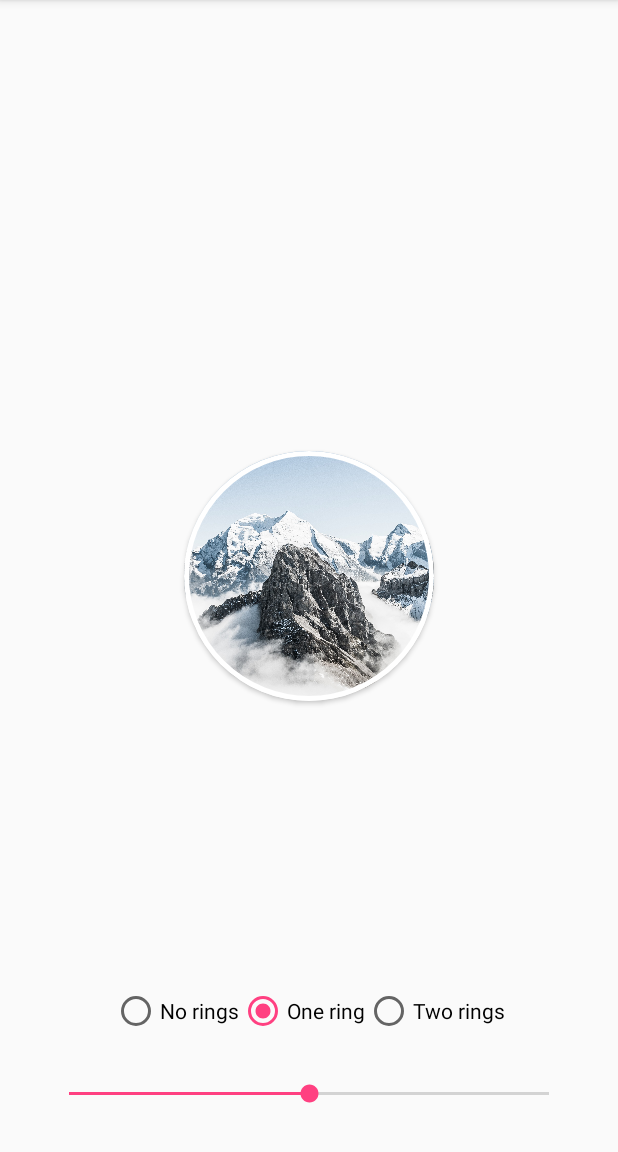
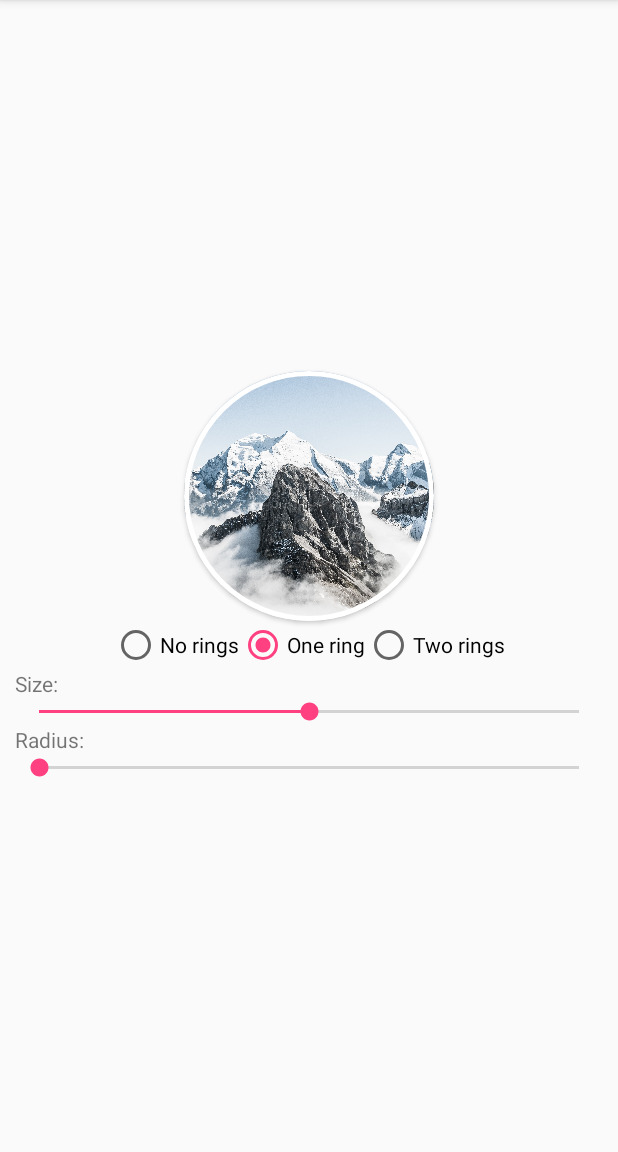
Before and after one commit to SergeySharipov/RoundedImageView, an Android app: the screen it shows after launch (MainActivity), on a phone screen of 412 x 824 dp, the part 84-1236 px from its top. Run offline under Robolectric (Android 15) with nearby library versions, the phone set to English and light mode, and no system bars.

Commit message:
Added seek bar for changing radius

```diff
--- a/app/src/main/java/ca/sharipov/sergey/roundedimageview/MainActivity.java
+++ b/app/src/main/java/ca/sharipov/sergey/roundedimageview/MainActivity.java
@@ -8,8 +8,12 @@ import android.widget.RadioGroup;
 import android.widget.SeekBar;
 
 public class MainActivity extends AppCompatActivity {
+    private static final int MIN_RADIUS = 2;
 
     private CardView cardViewForImage;
+    private SeekBar seekBarSize;
+
+    private float radius = MIN_RADIUS;
 
     @Override
     protected void onCreate(Bundle savedInstanceState) {
@@ -19,7 +23,8 @@ public class MainActivity extends AppCompatActivity {
         //ImageView roundedImageView = findViewById(R.id.rounded_image_view);
         cardViewForImage = findViewById(R.id.card_view_for_image);
 
-        setupSeekBar();
+        setupSeekBarSize();
+        setupSeekBarRadius();
 
         setupRadioGroup();
     }
@@ -29,7 +34,7 @@ public class MainActivity extends AppCompatActivity {
         radioGroup.setOnCheckedChangeListener(new RadioGroup.OnCheckedChangeListener() {
             @Override
             public void onCheckedChanged(RadioGroup radioGroup, int i) {
-                switch (radioGroup.getCheckedRadioButtonId()){
+                switch (radioGroup.getCheckedRadioButtonId()) {
                     case R.id.radio_btn_no_rings:
                         cardViewForImage.setForeground(null);
                         break;
@@ -44,16 +49,16 @@ public class MainActivity extends AppCompatActivity {
         });
     }
 
-    private void setupSeekBar() {
-        SeekBar seekBar = findViewById(R.id.seek_bar);
+    private void setupSeekBarSize() {
+        seekBarSize = findViewById(R.id.seek_bar_size);
 
-        seekBar.setMax(100);
+        seekBarSize.setMax(100);
 
         int progress = 50;
-        seekBar.setProgress(progress);
+        seekBarSize.setProgress(progress);
         setRoundedImageViewSize(progress * 5);
 
-        seekBar.setOnSeekBarChangeListener(new SeekBar.OnSeekBarChangeListener() {
+        seekBarSize.setOnSeekBarChangeListener(new SeekBar.OnSeekBarChangeListener() {
             @Override
             public void onProgressChanged(SeekBar seekBar, int i, boolean b) {
                 setRoundedImageViewSize(i * 5);
@@ -70,11 +75,35 @@ public class MainActivity extends AppCompatActivity {
     }
 
     void setRoundedImageViewSize(int size) {
-        cardViewForImage.setRadius(size / 2);
+        cardViewForImage.setRadius(size / radius);
 
         ViewGroup.LayoutParams params = cardViewForImage.getLayoutParams();
         params.width = size;
         params.height = size;
         cardViewForImage.setLayoutParams(params);
     }
+
+    private void setupSeekBarRadius() {
+        SeekBar seekBarRadius = findViewById(R.id.seek_bar_radius);
+
+        seekBarRadius.setMax(20);
+
+        seekBarRadius.setProgress(0);
+
+        seekBarRadius.setOnSeekBarChangeListener(new SeekBar.OnSeekBarChangeListener() {
+            @Override
+            public void onProgressChanged(SeekBar seekBar, int i, boolean b) {
+                radius = (float) (i / 2) + MIN_RADIUS;
+                setRoundedImageViewSize(seekBarSize.getProgress() * 5);
+            }
+
+            @Override
+            public void onStartTrackingTouch(SeekBar seekBar) {
+            }
+
+            @Override
+            public void onStopTrackingTouch(SeekBar seekBar) {
+            }
+        });
+    }
 }
--- a/app/src/main/res/layout/activity_main.xml
+++ b/app/src/main/res/layout/activity_main.xml
@@ -1,61 +1,66 @@
 <?xml version="1.0" encoding="utf-8"?>
-<RelativeLayout xmlns:android="http://schemas.android.com/apk/res/android"
-    xmlns:app="http://schemas.android.com/apk/res-auto"
+<LinearLayout xmlns:android="http://schemas.android.com/apk/res/android"
     xmlns:tools="http://schemas.android.com/tools"
     android:layout_width="match_parent"
     android:layout_height="match_parent"
+    android:layout_margin="10dp"
+    android:gravity="center"
     android:orientation="vertical"
     tools:context="ca.sharipov.sergey.roundedimageview.MainActivity">
 
-    <android.support.v7.widget.CardView
-        android:layout_centerInParent="true"
-        android:id="@+id/card_view_for_image"
-        android:foreground="@drawable/one_ring"
-        android:layout_margin="2dp"
-        android:layout_width="200dp"
-        android:layout_height="200dp"
-        app:cardCornerRadius="100dp">
-
-        <ImageView
-            android:id="@+id/rounded_image_view"
-            android:layout_width="match_parent"
-            android:layout_height="match_parent"
-            android:scaleType="centerCrop"
-            android:src="@drawable/photo" />
-
-    </android.support.v7.widget.CardView>
+    <include
+        layout="@layout/rounded_image_view"
+        android:layout_width="100dp"
+        android:layout_height="100dp" />
 
     <RadioGroup
-        android:layout_above="@id/seek_bar"
         android:id="@+id/radio_group"
-        android:layout_centerHorizontal="true"
-        android:orientation="horizontal"
         android:layout_width="wrap_content"
-        android:layout_height="wrap_content">
+        android:layout_height="wrap_content"
+        android:orientation="horizontal">
 
         <RadioButton
             android:id="@+id/radio_btn_no_rings"
-            android:text="@string/no_rings"
             android:layout_width="wrap_content"
-            android:layout_height="wrap_content" />
+            android:layout_height="wrap_content"
+            android:text="@string/no_rings" />
+
         <RadioButton
             android:id="@+id/radio_btn_one_ring"
-            android:text="@string/one_ring"
+            android:layout_width="wrap_content"
+            android:layout_height="wrap_content"
             android:checked="true"
-            android:layout_width="wrap_content"
-            android:layout_height="wrap_content" />
+            android:text="@string/one_ring" />
+
         <RadioButton
             android:id="@+id/radio_btn_two_rings"
-            android:text="@string/two_rings"
             android:layout_width="wrap_content"
-            android:layout_height="wrap_content" />
+            android:layout_height="wrap_content"
+            android:text="@string/two_rings" />
     </RadioGroup>
 
+    <TextView
+        android:layout_width="wrap_content"
+        android:layout_height="wrap_content"
+        android:layout_gravity="start"
+        android:labelFor="@id/seek_bar_size"
+        android:text="Size: " />
+
     <SeekBar
-        android:layout_alignParentBottom="true"
-        android:layout_margin="30dp"
-        android:id="@+id/seek_bar"
+        android:id="@+id/seek_bar_size"
         android:layout_width="match_parent"
         android:layout_height="wrap_content" />
 
-</RelativeLayout>
+    <TextView
+        android:layout_width="wrap_content"
+        android:layout_height="wrap_content"
+        android:layout_gravity="start"
+        android:labelFor="@id/seek_bar_radius"
+        android:text="Radius: " />
+
+    <SeekBar
+        android:id="@+id/seek_bar_radius"
+        android:layout_width="match_parent"
+        android:layout_height="wrap_content" />
+
+</LinearLayout>
--- /dev/null
+++ b/app/src/main/res/layout/rounded_image_view.xml
@@ -0,0 +1,18 @@
+<?xml version="1.0" encoding="utf-8"?>
+<android.support.v7.widget.CardView xmlns:android="http://schemas.android.com/apk/res/android"
+    xmlns:app="http://schemas.android.com/apk/res-auto"
+    android:id="@+id/card_view_for_image"
+    android:layout_width="200dp"
+    android:layout_height="200dp"
+    android:layout_margin="2dp"
+    android:foreground="@drawable/one_ring"
+    app:cardCornerRadius="100dp">
+
+    <ImageView
+        android:id="@+id/rounded_image_view"
+        android:layout_width="match_parent"
+        android:layout_height="match_parent"
+        android:scaleType="centerCrop"
+        android:src="@drawable/photo" />
+
+</android.support.v7.widget.CardView>
```
